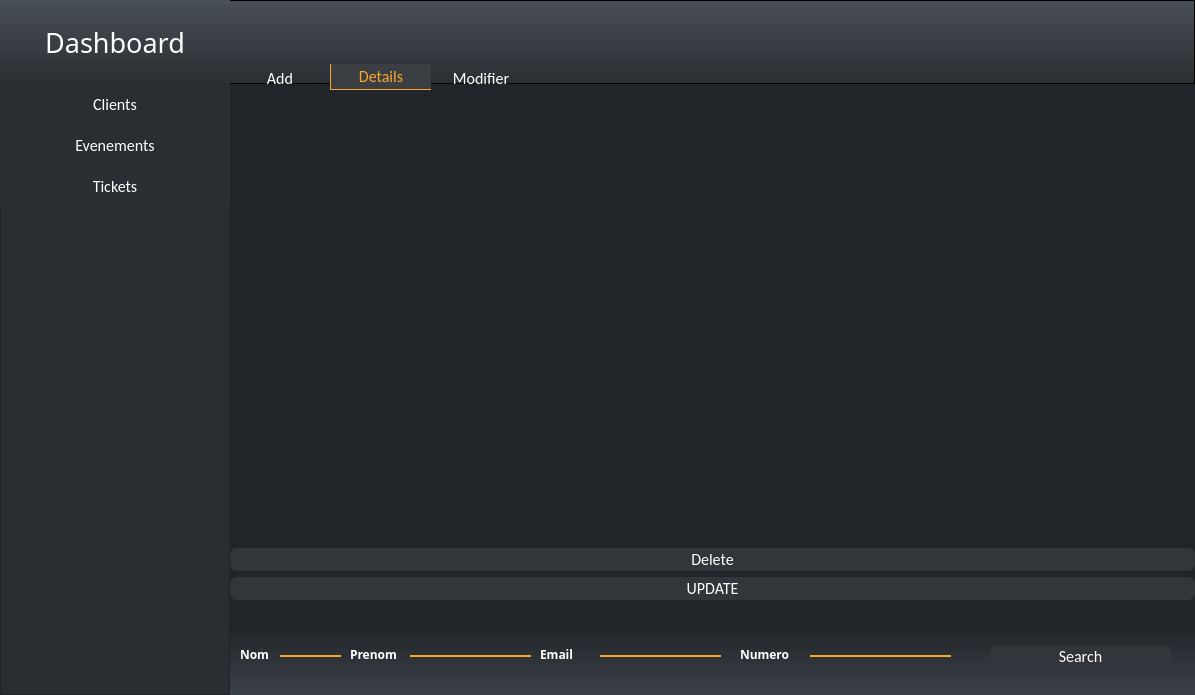
Fyraas93/CentreCom, file mainwindow.ui: the form before one commit.
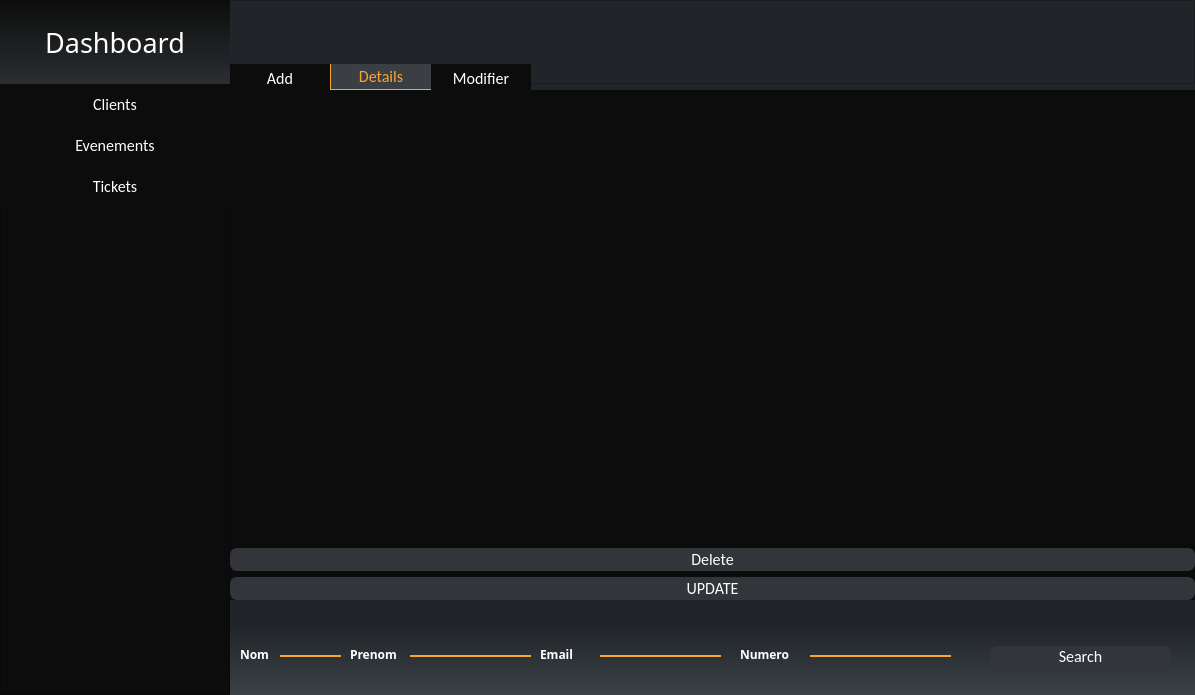
The form after the commit. The open tabs and pages were chosen to show the change.

```diff
--- a/mainwindow.ui
+++ b/mainwindow.ui
@@ -40,7 +40,7 @@
        </rect>
       </property>
       <property name="styleSheet">
-       <string notr="true">background-color:qlineargradient(spread:pad, x1:0.483045, y1:1, x2:0.483, y2:0, stop:0 rgba(42, 46, 50, 255), stop:1 rgba(72, 79, 86, 255));</string>
+       <string notr="true">background-color:qlineargradient(spread:pad, x1:0.483045, y1:1, x2:0.483, y2:0, stop:0 rgba(42, 46, 50, 255), stop:1 rrgb(12, 12, 12));</string>
       </property>
       <property name="frameShape">
        <enum>QFrame::StyledPanel</enum>
@@ -66,7 +66,7 @@
        <property name="styleSheet">
         <string notr="true">QPushButton
 {
-background-color:qlineargradient(spread:pad, x1:0.483045, y1:1, x2:0.483, y2:0, stop:0 rgba(42, 46, 50, 255), stop:1 rgba(72, 79, 86, 255));
+background-color:qlineargradient(spread:pad, x1:0.483045, y1:1, x2:0.483, y2:0, stop:0 rgba(42, 46, 50, 255), stop:1 rgb(12, 12, 12));
 color: rgb(255, 255, 255);
 border-radius:0px;
 
@@ -108,7 +108,11 @@
          </rect>
         </property>
         <property name="styleSheet">
-         <string notr="true">background-color: rgb(42, 46, 50);</string>
+         <string notr="true">background-color: rgb(12, 12, 12);
+
+
+
+</string>
         </property>
         <property name="frameShape">
          <enum>QFrame::StyledPanel</enum>
@@ -128,7 +132,7 @@
          <property name="styleSheet">
           <string notr="true">QPushButton
 {
-	background-color: rgb(42, 46, 50);
+	background-color: rgb(12, 12, 12);
    border-radius:0px;
 	color:#ffffff;
 	font-size:16px;
@@ -168,7 +172,7 @@
          <property name="styleSheet">
           <string notr="true">QPushButton
 {
-	background-color: rgb(42, 46, 50);
+	background-color: rgb(12, 12, 12);
    border-radius:0px;
 	color:#ffffff;
 	font-size:16px;
@@ -208,7 +212,7 @@
          <property name="styleSheet">
           <string notr="true">QPushButton
 {
-	background-color: rgb(42, 46, 50);
+	background-color: rgb(12, 12, 12);
    border-radius:0px;
 	color:#ffffff;
 	font-size:16px;
@@ -285,7 +289,7 @@
 
 QTabBar::tab
 {
-	background-color: rgba(42, 46, 50,0);
+	background-color: rgb(12, 12, 12);
 	color:#ffffff;
 	width:100px;
 	font-size:16px;
@@ -602,6 +606,18 @@
          </widget>
         </widget>
         <widget class="QWidget" name="ClientsDetails">
+         <property name="styleSheet">
+          <string notr="true">QTabBar::tab
+{
+	background-color: rgb(12, 12, 12);
+	color:#ffffff;
+	width:100px;
+	font-size:16px;
+	font-family:Calibri;
+
+}
+</string>
+         </property>
          <attribute name="title">
           <string>Details</string>
          </attribute>
@@ -627,7 +643,8 @@
              </sizepolicy>
             </property>
             <property name="styleSheet">
-             <string notr="true">border: 0px;</string>
+             <string notr="true">border: 0px;
+background-color :  rgb(12, 12, 12);</string>
             </property>
             <property name="widgetResizable">
              <bool>true</bool>
@@ -638,7 +655,7 @@
                <x>0</x>
                <y>0</y>
                <width>965</width>
-               <height>512</height>
+               <height>515</height>
               </rect>
              </property>
              <layout class="QVBoxLayout" name="ClientVerticalLayout">
```
Left out of the diff: 37 changed lines with no effect on the pictures.
